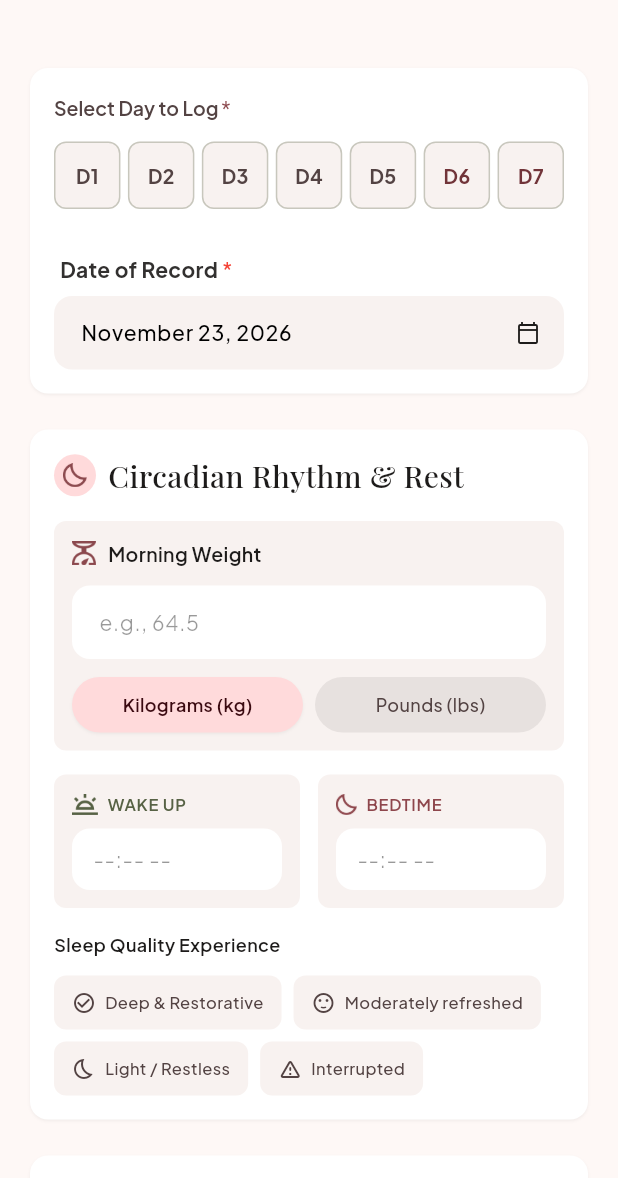
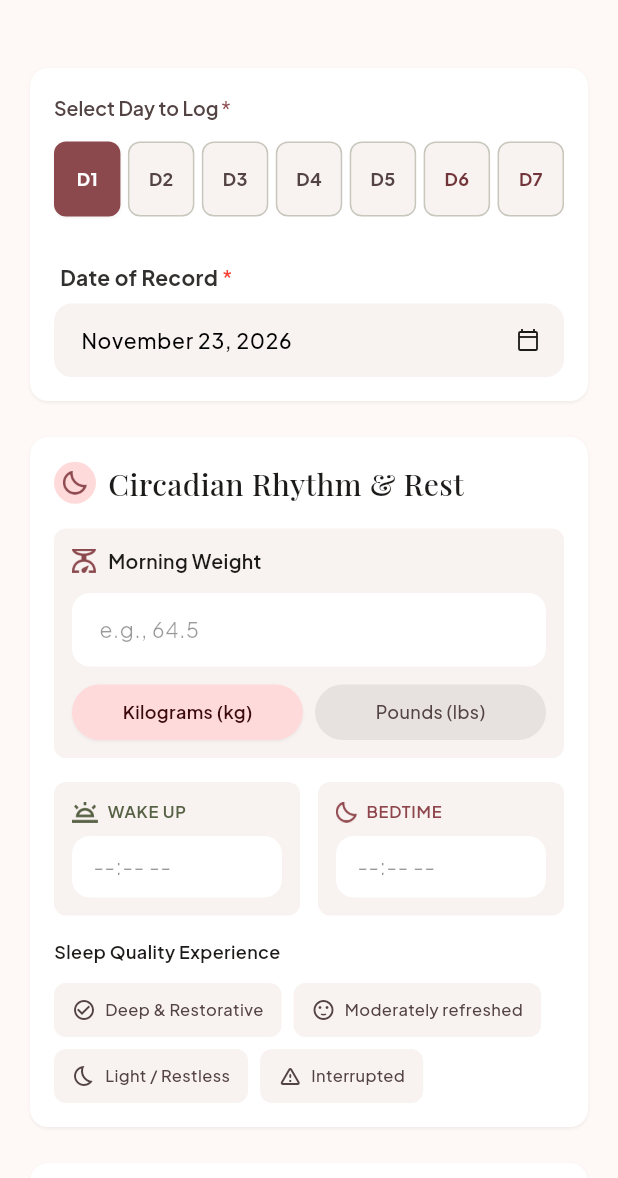
Before and after one commit to SumayInfotech/coachdevanshi, a Flutter app: the DailyWellnessLogScreen screen opened directly, on a phone screen of 412 x 824 dp, the part 58-1236 px from its top. Run offline on Flutter 3.47's test engine with Material 3 defaults, Android fonts, the phone set to English and light mode, and no system bars; our stand-ins replace cached_network_image, connectivity_plus, country_code_picker, dio, equatable, file_picker and 11 more; missing offline and left inert: health, syncfusion_flutter_pdfviewer; accounts and stored records are empty; network calls fail; project files that could hold a hidden picture were left out.

Commit message:
Date : 23-11-2026 (2)
Enhance daily wellness log date selection, organize pubspec dependencies, and add comprehensive project README

* Synchronize weekday selection buttons with actual calendar dates of the active week in `DailyWellnessLogScreen` using `_getStartOfWeek` and `_isSameDay`.
* Update `_selectedDay` to track `_selectedDate.weekday` on screen initialization, date picker updates, and check-in API response loading.
* Fetch check-in data and update the date input controller immediately when switching days via the weekday selector in `DailyWellnessLogScreen`.
* Reorganize and categorize dependencies, assets, and font declarations with descriptive section comments in `pubspec.yaml`.
* Overhaul `README.md` with comprehensive documentation covering application features, Clean Architecture structure, tech stack, environment setup, build instructions, and design guidelines.

```diff
--- a/lib/ui/screens/check-in/daily_wellness_log_screen.dart
+++ b/lib/ui/screens/check-in/daily_wellness_log_screen.dart
@@ -75,6 +75,7 @@ class _DailyWellnessLogScreenState extends State<DailyWellnessLogScreen> {
   @override
   void initState() {
     super.initState();
+    _selectedDay = _selectedDate.weekday;
     _dateController.text = DateFormat('MMMM dd, yyyy').format(_selectedDate);
     callDailyCheckinAPI();
   }
@@ -103,7 +104,7 @@ class _DailyWellnessLogScreenState extends State<DailyWellnessLogScreen> {
       } catch (_) {}
     }
 
-    _selectedDay = data.baselineDay;
+    _selectedDay = _selectedDate.weekday;
 
     if (data.weight != null) {
       _weightController.text = data.weight.toString();
@@ -582,7 +583,28 @@ class _DailyWellnessLogScreenState extends State<DailyWellnessLogScreen> {
     );
   }
 
+  DateTime _getStartOfWeek(DateTime date) {
+    return DateTime(date.year, date.month, date.day - (date.weekday - 1));
+  }
+
+  bool _isSameDay(DateTime a, DateTime b) {
+    return a.year == b.year && a.month == b.month && a.day == b.day;
+  }
+
+  String _formatWeekRange(DateTime start, DateTime end) {
+    if (start.year != end.year) {
+      return "${DateFormat('d MMM yyyy').format(start)} - ${DateFormat('d MMM yyyy').format(end)}";
+    } else if (start.month != end.month) {
+      return "${DateFormat('d MMM').format(start)} - ${DateFormat('d MMM yyyy').format(end)}";
+    } else {
+      return "${DateFormat('d').format(start)} - ${DateFormat('d MMM yyyy').format(end)}";
+    }
+  }
+
   Widget _buildDateSelection() {
+    final DateTime startOfWeek = _getStartOfWeek(_selectedDate);
+    final DateTime endOfWeek = DateTime(startOfWeek.year, startOfWeek.month, startOfWeek.day + 6);
+
     return Container(
       padding: const EdgeInsets.all(16),
       decoration: BoxDecoration(
@@ -599,38 +621,80 @@ class _DailyWellnessLogScreenState extends State<DailyWellnessLogScreen> {
       child: Column(
         crossAxisAlignment: CrossAxisAlignment.start,
         children: [
-          buildRequiredLabel("Select Day to Log", color: const Color(0xFF534343)),
+          Row(
+            mainAxisAlignment: MainAxisAlignment.spaceBetween,
+            children: [
+              buildRequiredLabel("Select Day to Log", color: const Color(0xFF534343)),
+              // CommonText(
+              //   _formatWeekRange(startOfWeek, endOfWeek),
+              //   style: const TextStyle(
+              //     fontSize: 12,
+              //     fontWeight: FontWeight.w600,
+              //     color: Color(0xFF8B484D),
+              //   ),
+              // ),
+            ],
+          ),
           const SizedBox(height: 12),
           Row(
             spacing: 5,
             mainAxisAlignment: MainAxisAlignment.spaceBetween,
             children: List.generate(7, (index) {
               int day = index + 1;
-              bool isSelected = _selectedDay == day;
+              DateTime buttonDate = DateTime(startOfWeek.year, startOfWeek.month, startOfWeek.day + index);
+              bool isSelected = _isSameDay(_selectedDate, buttonDate);
               return Expanded(
                 child: GestureDetector(
-                  onTap: () => setState(() => _selectedDay = day),
+                  onTap: () {
+                    setState(() {
+                      _selectedDay = day;
+                      _selectedDate = buttonDate;
+                      _dateController.text = DateFormat('MMMM dd, yyyy').format(buttonDate);
+                      if (_dateError != null) _validate();
+                    });
+                    callDailyCheckinAPI();
+                  },
                   child: Container(
-                    height: 45,
+                    height: 50,
                     alignment: Alignment.center,
                     decoration: BoxDecoration(
                       color: isSelected ? const Color(0xFF8B484D) : const Color(0xFFF8F2F0),
                       borderRadius: BorderRadius.circular(8),
-                      border: isSelected ? null : Border.all(color: const Color(0xFF576245).withValues(alpha: 0.3)),
+                      border: isSelected ? null
+                        : Border.all(color: const Color(0xFF576245).withValues(alpha: 0.3)),
                       boxShadow: isSelected ? [
                         BoxShadow(
                           color: Colors.black.withValues(alpha: 0.05),
-                          offset: const Offset(0, 1), blurRadius: 1
+                          offset: const Offset(0, 1),
+                          blurRadius: 1,
                         )
                       ] : null,
                     ),
-                    child: CommonText(
-                      "D$day",
-                      style: TextStyle(
-                        fontSize: 13,
-                        fontWeight: FontWeight.bold,
-                        color: isSelected ? appColors.white : (day > 5 ? const Color(0xFF713439) : const Color(0xFF534343)),
-                      ),
+                    child: Column(
+                      mainAxisAlignment: MainAxisAlignment.center,
+                      children: [
+                        CommonText(
+                          "D$day",
+                          style: TextStyle(
+                            fontSize: 12,
+                            fontWeight: FontWeight.bold,
+                            color: isSelected
+                                ? appColors.white
+                                : (day > 5 ? const Color(0xFF713439) : const Color(0xFF534343)),
+                          ),
+                        ),
+                        // const SizedBox(height: 2),
+                        // CommonText(
+                        //   DateFormat('d/M').format(buttonDate),
+                        //   style: TextStyle(
+                        //     fontSize: 10,
+                        //     fontWeight: isSelected ? FontWeight.w600 : FontWeight.w500,
+                        //     color: isSelected
+                        //         ? appColors.white.withValues(alpha: 0.9)
+                        //         : const Color(0xFF777777),
+                        //   ),
+                        // ),
+                      ],
                     ),
                   ),
                 ),
@@ -658,6 +722,7 @@ class _DailyWellnessLogScreenState extends State<DailyWellnessLogScreen> {
               if (picked != null) {
                 setState(() {
                   _selectedDate = picked;
+                  _selectedDay = picked.weekday;
                   _dateController.text = DateFormat('MMMM dd, yyyy').format(picked);
                   if (_dateError != null) _validate();
                 });
```
Also changed, not shown: pubspec.yaml (+11 -7 lines), 1 other file.
